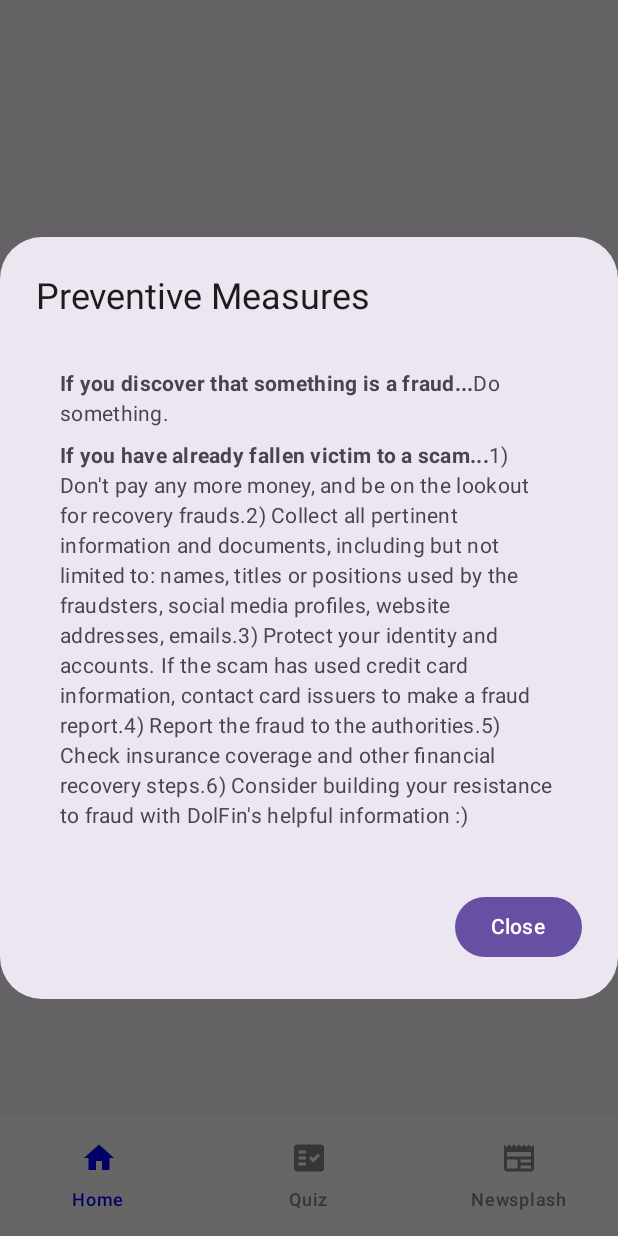
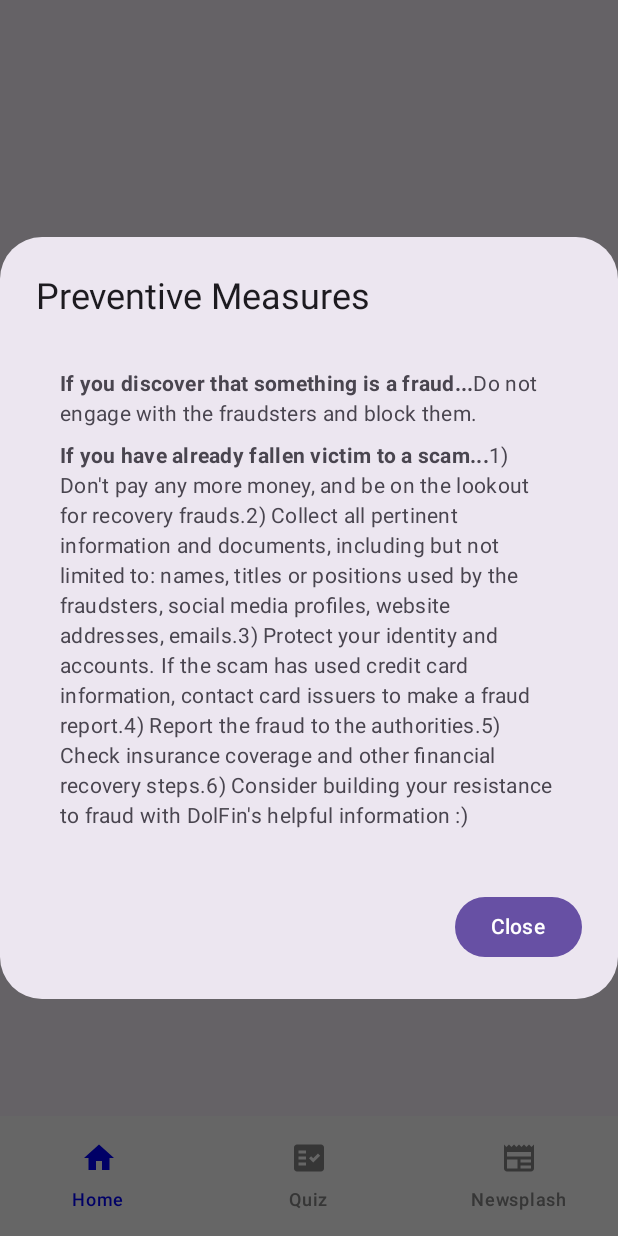
Before and after one commit to melly19/DolFin, an Android app built with Jetpack Compose: the screen it shows after launch (MainActivity), after a tap on "Preventive measures", on a phone screen of 412 x 824 dp. Run offline under Robolectric (Android 15) with nearby library versions, the phone set to English and light mode, and no system bars; our stand-ins replace livedata-compose.

Commit message:
Added info to scam info dialog

```diff
--- a/app/src/main/java/com/example/dolfin/ui/components/PreventiveMeasuresDialog.kt
+++ b/app/src/main/java/com/example/dolfin/ui/components/PreventiveMeasuresDialog.kt
@@ -39,7 +39,7 @@ fun PreventiveMeasuresDialog(onDismiss: () -> Unit) {
                     withStyle(style = SpanStyle(fontWeight = FontWeight.Bold)) {
                         append("If you discover that something is a fraud...")
                     }
-                    append("Do something.")
+                    append("Do not engage with the fraudsters and block them.")
                 })
                 Spacer(modifier = Modifier.height(8.dp))
                 Text(buildAnnotatedString {
```
